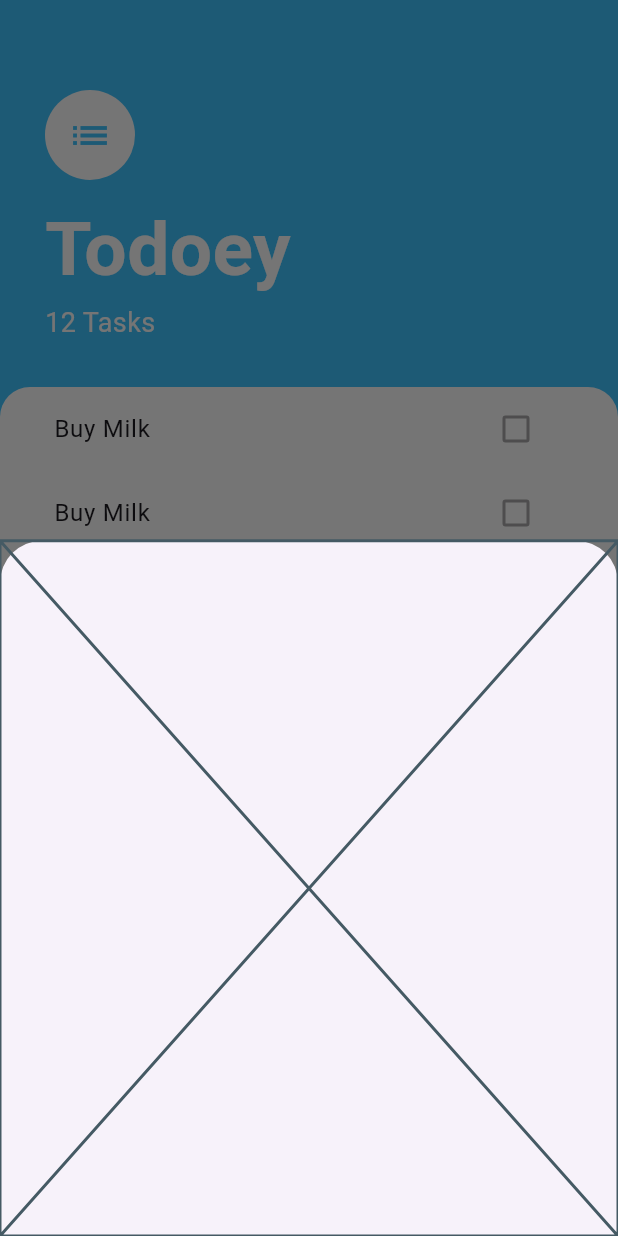
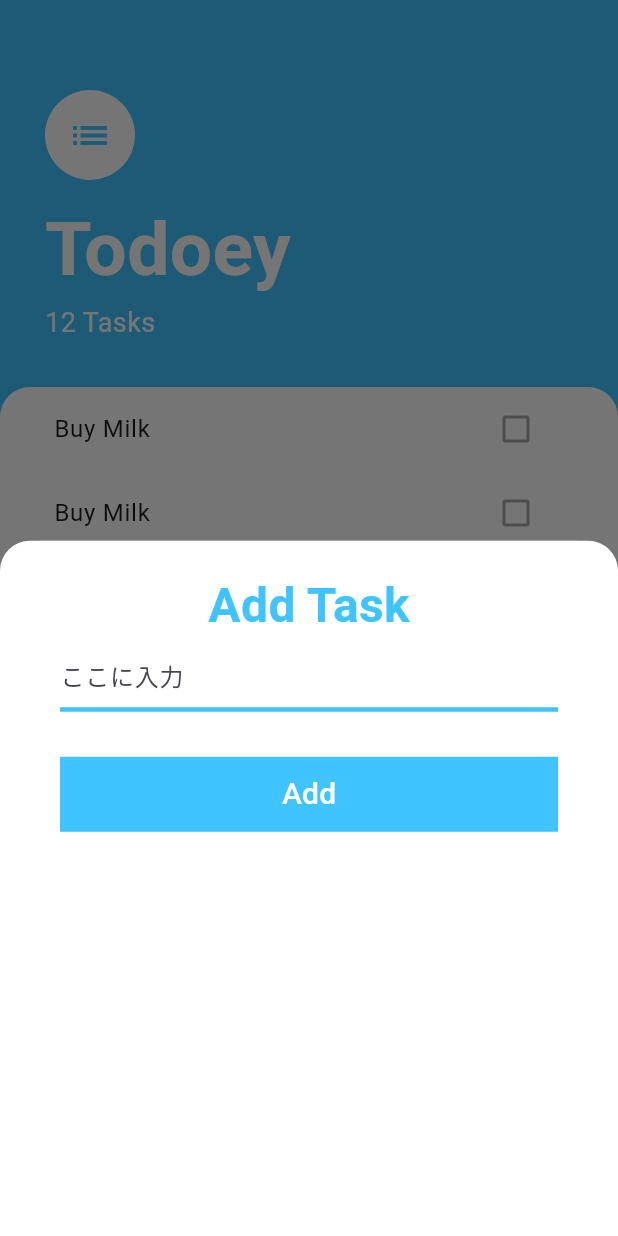
Before and after one commit to yukimiyake0607/todo, a Flutter app: the screen it shows after launch, after a tap on the "add" icon, on a phone screen of 412 x 824 dp. Run offline on Flutter 3.47's test engine with Material 3 defaults, Android fonts, the phone set to English and light mode, and no system bars.

Commit message:
add: add_task_screenを追加
refs タスクをリストに追加するための画面

```diff
--- a/lib/screens/add_task_screen.dart
+++ b/lib/screens/add_task_screen.dart
@@ -1,10 +1,69 @@
 import 'package:flutter/material.dart';
 
 class AddTaskScreen extends StatelessWidget {
-  const AddTaskScreen({super.key});
+  AddTaskScreen({super.key});
+  String textField = '';
 
   @override
   Widget build(BuildContext context) {
-    return const Placeholder();
+    return Container(
+      color: const Color(0xff757575),
+      child: Container(
+        padding: EdgeInsets.symmetric(
+          horizontal: 40.0,
+          vertical: 20.0,
+        ),
+        decoration: const BoxDecoration(
+          color: Colors.white,
+          borderRadius: BorderRadius.only(
+            topLeft: Radius.circular(20.0),
+            topRight: Radius.circular(20.0),
+          ),
+        ),
+        child: Column(
+          children: [
+            const Text(
+              'Add Task',
+              style: TextStyle(
+                color: Colors.lightBlueAccent,
+                fontSize: 32,
+                fontWeight: FontWeight.bold,
+              ),
+            ),
+            TextField(
+              decoration: InputDecoration(
+                hintText: 'ここに入力',
+                enabledBorder: UnderlineInputBorder(
+                  borderSide:
+                      BorderSide(color: Colors.lightBlueAccent, width: 3.0),
+                ),
+                focusedBorder: UnderlineInputBorder(
+                  borderSide: BorderSide(color: Colors.blue, width: 4.0),
+                ),
+              ),
+              onChanged: (value) {
+                textField = value;
+              },
+            ),
+            const SizedBox(
+              height: 30.0,
+            ),
+            TextButton(
+              onPressed: () {},
+              style: TextButton.styleFrom(
+                  backgroundColor: Colors.lightBlueAccent,
+                  shape: const RoundedRectangleBorder(
+                    borderRadius: BorderRadius.zero,
+                  ),
+                  minimumSize: Size(double.infinity, 50.0)),
+              child: const Text(
+                'Add',
+                style: TextStyle(color: Colors.white, fontSize: 20.0),
+              ),
+            ),
+          ],
+        ),
+      ),
+    );
   }
 }
```
